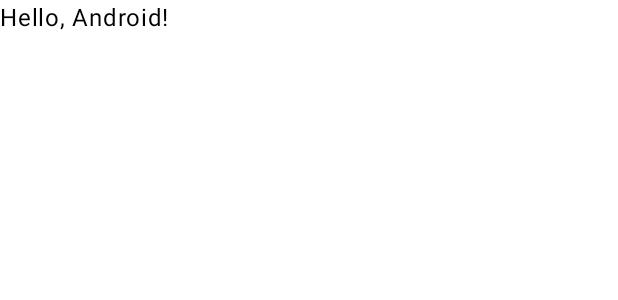
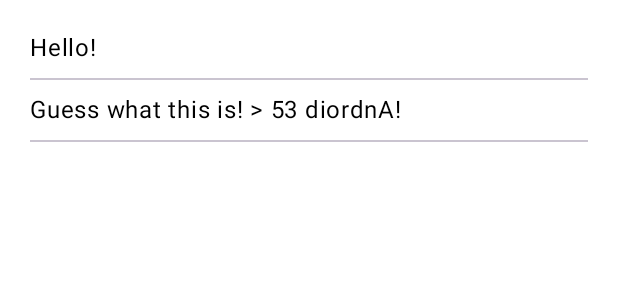
Before and after one commit to Matt-Chi/KMMSample, an Android app built with Jetpack Compose: the @Preview function DefaultPreview, on a phone screen of 412 x 824 dp. Shown: the top 300 px of the screen. Run offline under Robolectric (Android 15) with nearby library versions, the phone set to English and light mode, and no system bars.

Commit message:
Display a string list
- Modify display text to string list.

```diff
--- a/androidKmm/src/main/java/com/example/kmm_test/android/MainActivity.kt
+++ b/androidKmm/src/main/java/com/example/kmm_test/android/MainActivity.kt
@@ -3,11 +3,16 @@ package com.example.kmm_test.android
 import android.os.Bundle
 import androidx.activity.ComponentActivity
 import androidx.activity.compose.setContent
+import androidx.compose.foundation.layout.Arrangement
+import androidx.compose.foundation.layout.Column
 import androidx.compose.foundation.layout.fillMaxSize
+import androidx.compose.foundation.layout.padding
 import androidx.compose.material3.*
 import androidx.compose.runtime.Composable
+import androidx.compose.runtime.remember
 import androidx.compose.ui.Modifier
 import androidx.compose.ui.tooling.preview.Preview
+import androidx.compose.ui.unit.dp
 import com.example.kmm_test.Greeting
 
 class MainActivity : ComponentActivity() {
@@ -19,7 +24,7 @@ class MainActivity : ComponentActivity() {
                     modifier = Modifier.fillMaxSize(),
                     color = MaterialTheme.colorScheme.background
                 ) {
-                    GreetingView(Greeting().greet())
+                    GreetingView()
                 }
             }
         }
@@ -27,14 +32,23 @@ class MainActivity : ComponentActivity() {
 }
 
 @Composable
-fun GreetingView(text: String) {
-    Text(text = text)
+fun GreetingView() {
+    val greeting = remember { Greeting().greet() }
+    Column(
+        modifier = Modifier.padding(all = 20.dp),
+        verticalArrangement = Arrangement.spacedBy(8.dp),
+    ) {
+        greeting.forEach {
+            Text(it)
+            Divider()
+        }
+    }
 }
 
 @Preview
 @Composable
 fun DefaultPreview() {
     MyApplicationTheme {
-        GreetingView("Hello, Android!")
+        GreetingView()
     }
 }
--- a/shared/src/commonMain/kotlin/com/example/kmm_test/Greeting.kt
+++ b/shared/src/commonMain/kotlin/com/example/kmm_test/Greeting.kt
@@ -5,8 +5,8 @@ import kotlin.random.Random
 class Greeting {
     private val platform: Platform = getPlatform()
 
-    fun greet(): String {
-        val firstWord = if (Random.nextBoolean()) "Hi!" else "Hello!"
-        return "$firstWord [$num] Guess what this is! > ${platform.name.reversed()}!"
+    fun greet(): List<String> = buildList {
+        add(if (Random.nextBoolean()) "Hi!" else "Hello!")
+        add("Guess what this is! > ${platform.name.reversed()}!")
     }
 }
```
